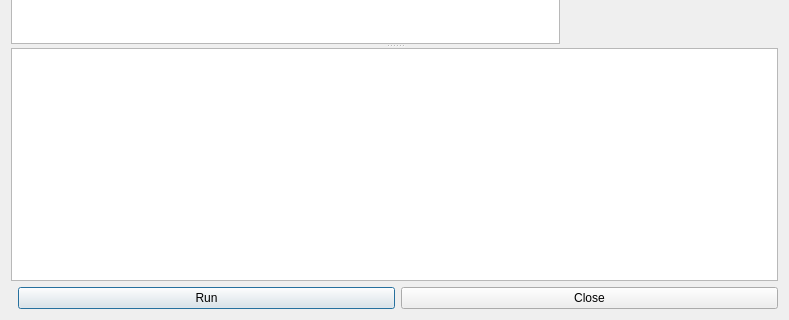
This is source/application/script/ScriptEditorDialog.ui in CST-Modelling-Tools/TonatiuhPP as Qt 5 draws it before an edit; both pictures show x 0 to 789 and y 200 to 520 of the 789 by 520 pixel window. The edited form follows.
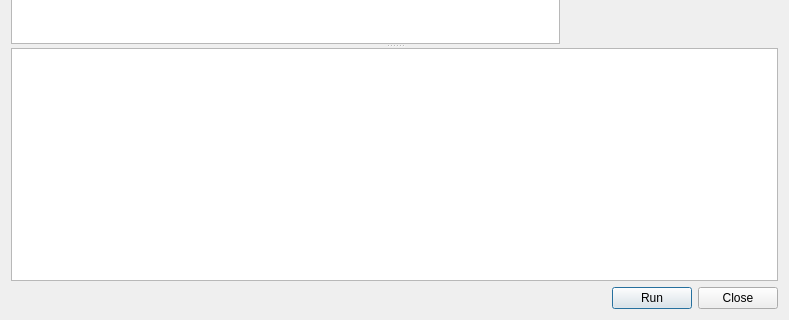
This is the edited form. Custom widgets are drawn as their Qt base class.

Patch:
```diff
--- a/source/application/script/ScriptEditorDialog.ui
+++ b/source/application/script/ScriptEditorDialog.ui
@@ -42,6 +42,12 @@
        <property name="orientation">
         <enum>Qt::Horizontal</enum>
        </property>
+       <property name="sizeHint" stdset="0">
+        <size>
+         <width>0</width>
+         <height>0</height>
+        </size>
+       </property>
       </spacer>
      </item>
      <item>
```
Left out of the diff: 3 changed lines with no effect on the pictures.
